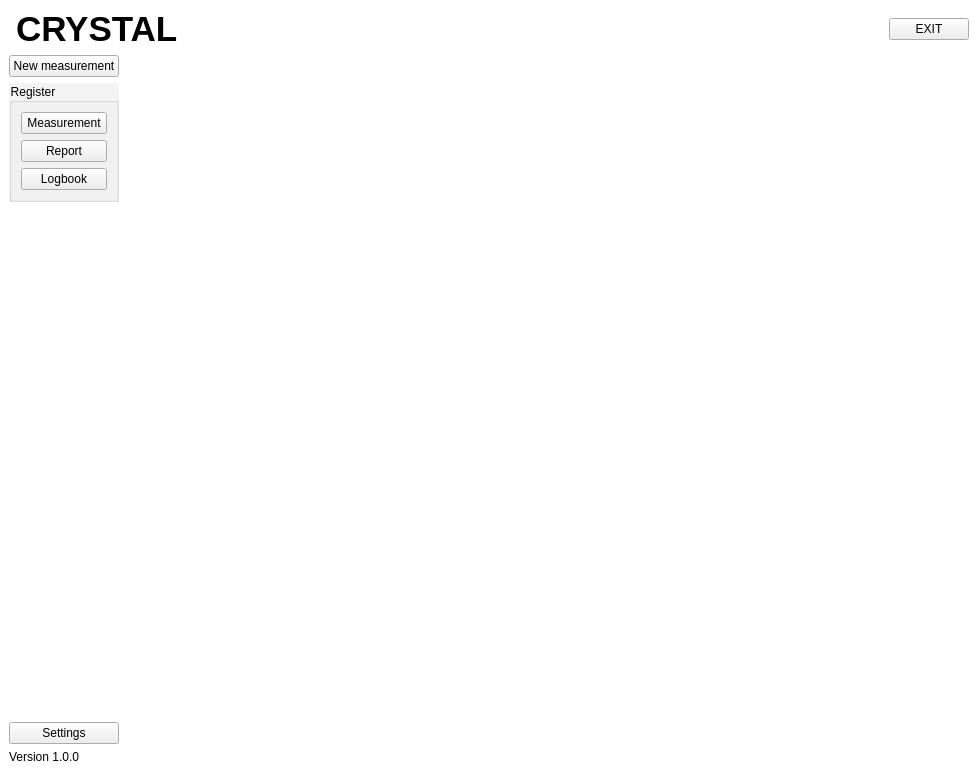
Above: Crystal/Crystal/mainwindow.ui from ziemastz/SL before the change. Below: the same form after it.
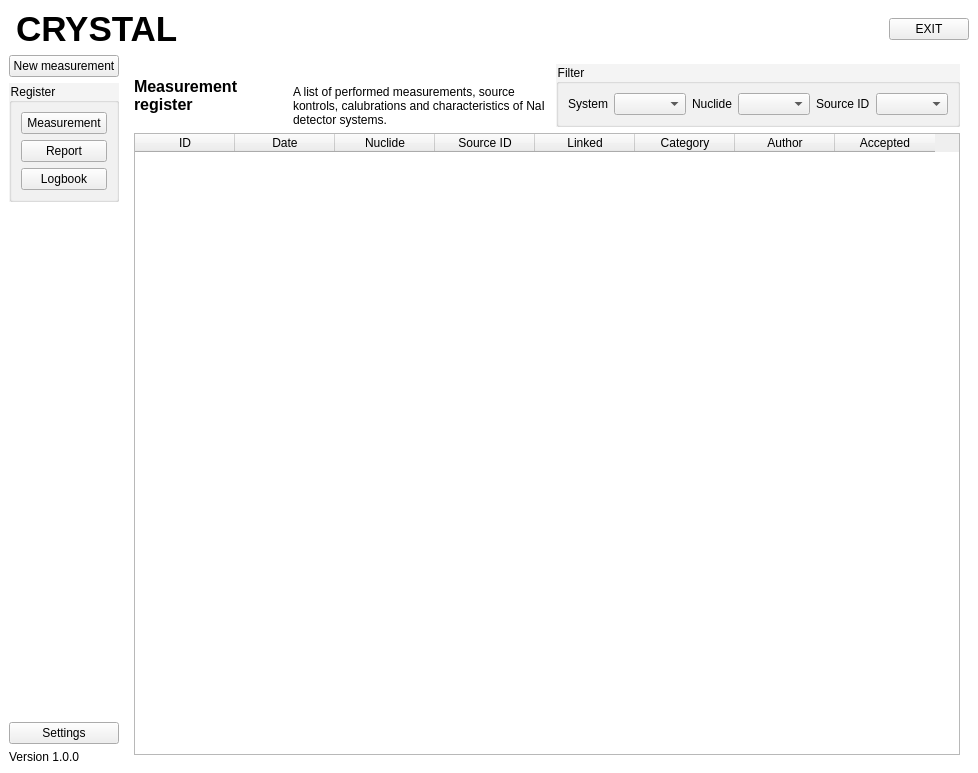
That is the form after the change. The open tabs and pages were chosen to show the change. Icons and pictures are not drawn. Custom widgets are drawn as their Qt base class.

Diff of the .ui file:
```diff
--- a/Crystal/Crystal/mainwindow.ui
+++ b/Crystal/Crystal/mainwindow.ui
@@ -1716,7 +1716,141 @@
         </item>
        </layout>
       </widget>
-      <widget class="QWidget" name="page_meas"/>
+      <widget class="QWidget" name="page_meas">
+       <layout class="QGridLayout" name="gridLayout_15">
+        <item row="0" column="0">
+         <widget class="QLabel" name="label_42">
+          <property name="font">
+           <font>
+            <pointsize>12</pointsize>
+            <weight>75</weight>
+            <bold>true</bold>
+           </font>
+          </property>
+          <property name="text">
+           <string>Measurement register</string>
+          </property>
+          <property name="wordWrap">
+           <bool>true</bool>
+          </property>
+         </widget>
+        </item>
+        <item row="0" column="1">
+         <widget class="QLabel" name="label_43">
+          <property name="sizePolicy">
+           <sizepolicy hsizetype="Expanding" vsizetype="Preferred">
+            <horstretch>0</horstretch>
+            <verstretch>0</verstretch>
+           </sizepolicy>
+          </property>
+          <property name="text">
+           <string>A list of performed measurements, source kontrols, calubrations and characteristics of NaI detector systems.</string>
+          </property>
+          <property name="alignment">
+           <set>Qt::AlignBottom|Qt::AlignLeading|Qt::AlignLeft</set>
+          </property>
+          <property name="wordWrap">
+           <bool>true</bool>
+          </property>
+         </widget>
+        </item>
+        <item row="0" column="2">
+         <widget class="QGroupBox" name="groupBox_4">
+          <property name="title">
+           <string>Filter</string>
+          </property>
+          <layout class="QHBoxLayout" name="horizontalLayout">
+           <item>
+            <widget class="QLabel" name="label_38">
+             <property name="text">
+              <string>System</string>
+             </property>
+            </widget>
+           </item>
+           <item>
+            <widget class="QComboBox" name="filterSystem_comboBox">
+             <property name="sizeAdjustPolicy">
+              <enum>QComboBox::AdjustToContents</enum>
+             </property>
+            </widget>
+           </item>
+           <item>
+            <widget class="QLabel" name="label_39">
+             <property name="text">
+              <string>Nuclide</string>
+             </property>
+            </widget>
+           </item>
+           <item>
+            <widget class="QComboBox" name="filterNuclide_comboBox">
+             <property name="sizeAdjustPolicy">
+              <enum>QComboBox::AdjustToContents</enum>
+             </property>
+            </widget>
+           </item>
+           <item>
+            <widget class="QLabel" name="label_40">
+             <property name="text">
+              <string>Source ID</string>
+             </property>
+            </widget>
+           </item>
+           <item>
+            <widget class="QComboBox" name="filterSourceId_comboBox">
+             <property name="sizeAdjustPolicy">
+              <enum>QComboBox::AdjustToContents</enum>
+             </property>
+            </widget>
+           </item>
+          </layout>
+         </widget>
+        </item>
+        <item row="1" column="0" colspan="3">
+         <widget class="QTableWidget" name="register_tableWidget">
+          <column>
+           <property name="text">
+            <string>ID</string>
+           </property>
+          </column>
+          <column>
+           <property name="text">
+            <string>Date</string>
+           </property>
+          </column>
+          <column>
+           <property name="text">
+            <string>Nuclide</string>
+           </property>
+          </column>
+          <column>
+           <property name="text">
+            <string>Source ID</string>
+           </property>
+          </column>
+          <column>
+           <property name="text">
+            <string>Linked</string>
+           </property>
+          </column>
+          <column>
+           <property name="text">
+            <string>Category</string>
+           </property>
+          </column>
+          <column>
+           <property name="text">
+            <string>Author</string>
+           </property>
+          </column>
+          <column>
+           <property name="text">
+            <string>Accepted</string>
+           </property>
+          </column>
+         </widget>
+        </item>
+       </layout>
+      </widget>
      </widget>
     </item>
    </layout>
```
Left out of the diff: 2 changed lines with no effect on the pictures.
